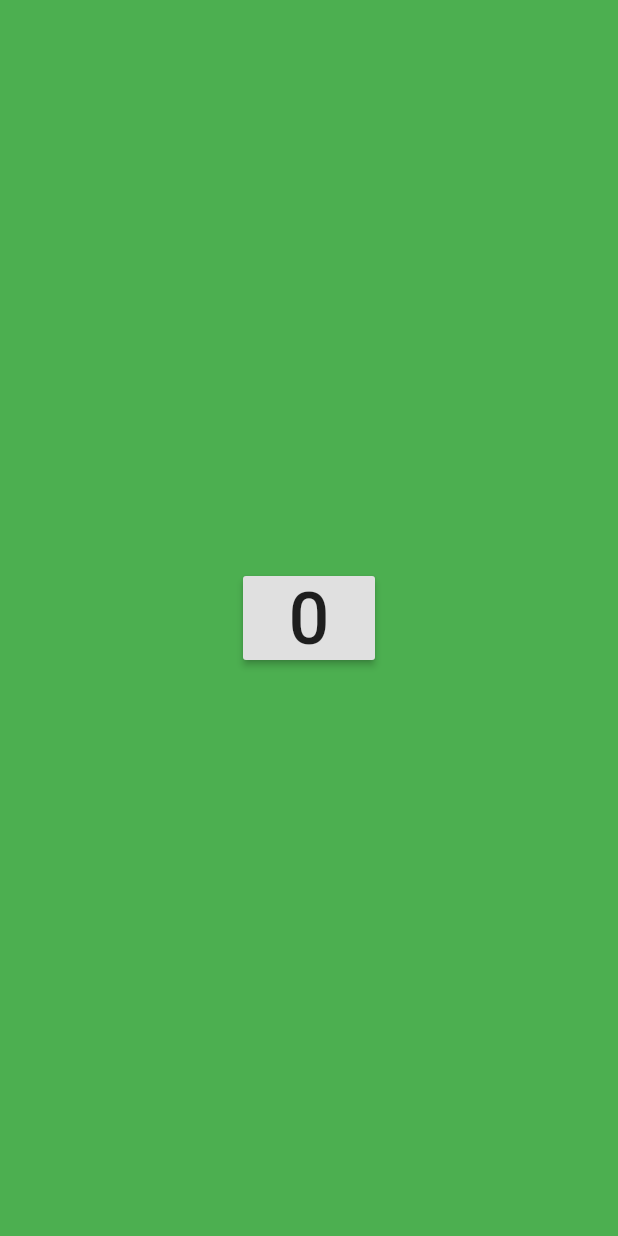
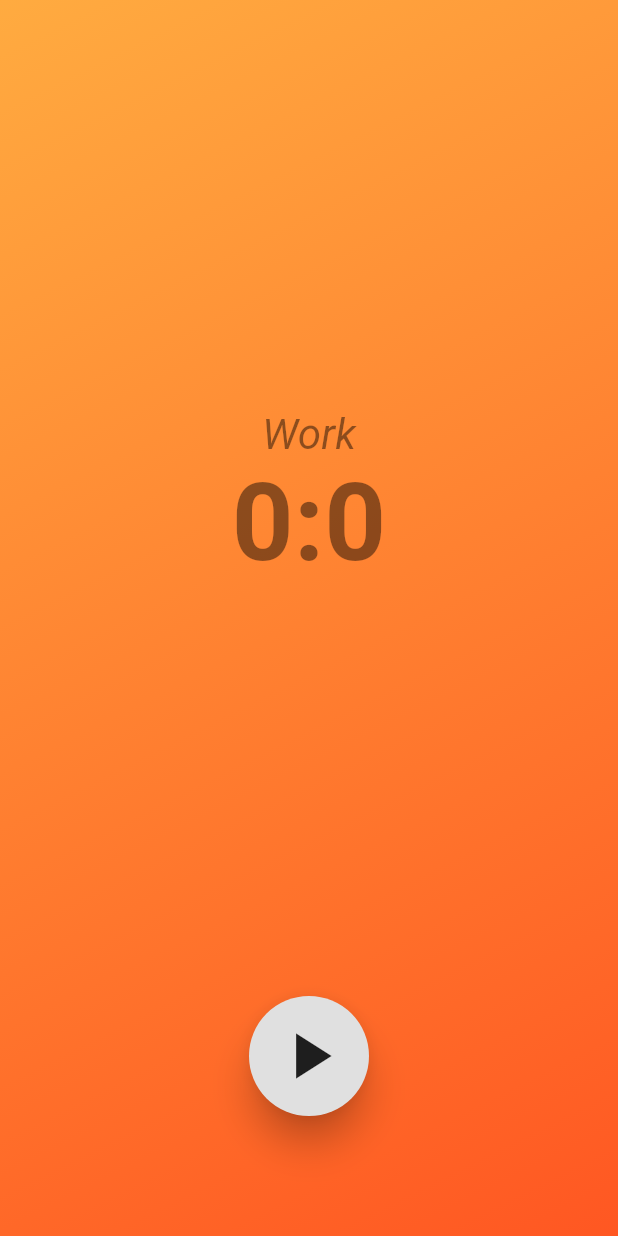
Before and after one commit to rodwanb/workout_timer, a Flutter app: the screen it shows after launch, on a phone screen of 412 x 824 dp. Run offline on Flutter 3.47's test engine with Material 2 defaults, Android fonts, the phone set to English and light mode, and no system bars.

Commit message:
Updated time model and main screen.

```diff
--- a/lib/main.dart
+++ b/lib/main.dart
@@ -1,8 +1,6 @@
-import 'dart:async';
-
 import 'package:flutter/material.dart';
 import 'package:provider/provider.dart';
-import 'package:workouttimer/models/workout_timer.dart';
+import 'package:workouttimer/models/time.dart';
 
 void main() => runApp(MyApp());
 
@@ -16,7 +14,7 @@ class MyApp extends StatelessWidget {
         primarySwatch: Colors.blue,
       ),
       home: ChangeNotifierProvider(
-        create: (_) => WorkoutTimer(),
+        create: (_) => Time(duration: 30),
         child: MyHomePage(),
       ),
     );
@@ -32,56 +30,50 @@ class _MyHomePageState extends State<MyHomePage> {
   @override
   Widget build(BuildContext context) {
     return Scaffold(
-      body: Consumer<WorkoutTimer>(
-        builder: (context, workoutTimer, child) => Center(
-          // in the middle of the parent.
-          child: Stack(children: <Widget>[
-            Column(
-              mainAxisAlignment: MainAxisAlignment.spaceEvenly,
+      body: Container(
+        decoration: BoxDecoration(
+          gradient: LinearGradient(
+            begin: Alignment.topLeft,
+            end: Alignment.bottomRight,
+            colors: [Colors.orangeAccent, Colors.deepOrange],
+          ),
+        ),
+        child: Consumer<Time>(
+          builder: (context, time, child) => Column(
+            children: <Widget>[
+              Expanded(
+                child: Column(
+                  mainAxisAlignment: MainAxisAlignment.center,
                   crossAxisAlignment: CrossAxisAlignment.stretch,
                   children: <Widget>[
-                Expanded(
-                  child: Opacity(
-                    opacity: workoutTimer.ticker <= 30 ? 1.0 : 0.3,
-                    child: Container(
-                      decoration: BoxDecoration(
-                        color: Colors.green,
+                    Text('Work',
+                      textAlign: TextAlign.center,
+                      style: TextStyle(fontSize: 28, fontWeight: FontWeight.normal, fontStyle: FontStyle.italic, color: Colors.black45),
                     ),
-                    ),
-                  ),
-                ),
-                Expanded(
-                  child: Opacity(
-                    opacity: workoutTimer.ticker <= 20 ? 1.0 : 0.3,
-                    child: Container(
-                      decoration: BoxDecoration(
-                        color: Colors.green,
-                      ),
-                    ),
-                  ),
-                ),
-                Expanded(
-                  child: Opacity(
-                    opacity: workoutTimer.ticker <= 10 ? 1.0 : 0.3,
-                    child: Container(
-                      decoration: BoxDecoration(
-                        color: Colors.green,
-                      ),
-                    ),
-                  ),
+                    Text(
+                      '0:${time.ticker}',
+                      textAlign: TextAlign.center,
+                      style: TextStyle(fontSize: 72, fontWeight: FontWeight.bold, color: Colors.black45),
                     ),
                   ],
                 ),
-            Center(
+              ),
+              Padding(
+                padding: const EdgeInsets.only(bottom: 80.0),
                 child: RaisedButton(
-                child: Text(
-                  '${workoutTimer.ticker}',
-                  style: TextStyle(fontSize: 48),
-                ),
-                onPressed:  workoutTimer.isRunning ? workoutTimer.stopTimer : workoutTimer.startTimer,
+                  child: SizedBox(
+                      width: 80,
+                      height: 80,
+                      child: Icon(
+                          time.isRunning ? Icons.pause : Icons.play_arrow,
+                          size: 52)),
+                  onPressed: time.isRunning ? time.pause : time.start,
+                  shape: CircleBorder(),
+                  elevation: 10,
                 ),
               )
-          ]),
+            ],
+          ),
         ),
       ),
     );
--- /dev/null
+++ b/lib/models/time.dart
@@ -0,0 +1,55 @@
+import 'dart:async';
+
+import 'package:flutter/foundation.dart';
+
+class Time with ChangeNotifier {
+  final int duration;
+
+  int _elapsedSeconds = 0;
+  Timer _timer;
+  bool _isPaused = false;
+
+  Time({@required this.duration});
+
+  @override
+  void dispose() {
+    pause();
+    super.dispose();
+  }
+
+  int get ticker {
+    return _elapsedSeconds;
+  }
+
+  bool get isRunning {
+    return _timer == null ? false : _timer.isActive;
+  }
+
+  void start() {
+    print('starting timer');
+    if (!_isPaused) {
+      _elapsedSeconds = duration;
+    }
+    _isPaused = false;
+    _timer = Timer.periodic(Duration(seconds: 1), (timer) {
+      print('elapsedSeconds: $_elapsedSeconds');
+      if (_isTimeLapsed()) {
+        pause();
+        _elapsedSeconds = duration;
+      } else {
+        _elapsedSeconds--;
+      }
+      notifyListeners();
+    });
+    notifyListeners();
+  }
+
+  void pause() {
+    print('pausing timer');
+    _isPaused = true;
+    _timer.cancel();
+    notifyListeners();
+  }
+
+  bool _isTimeLapsed() => _elapsedSeconds <= 0;
+}
```
Also changed, not shown: lib/models/workout_timer.dart (deleted, +0 -51 lines). Lines whose indentation alone changed are shown as unchanged.
